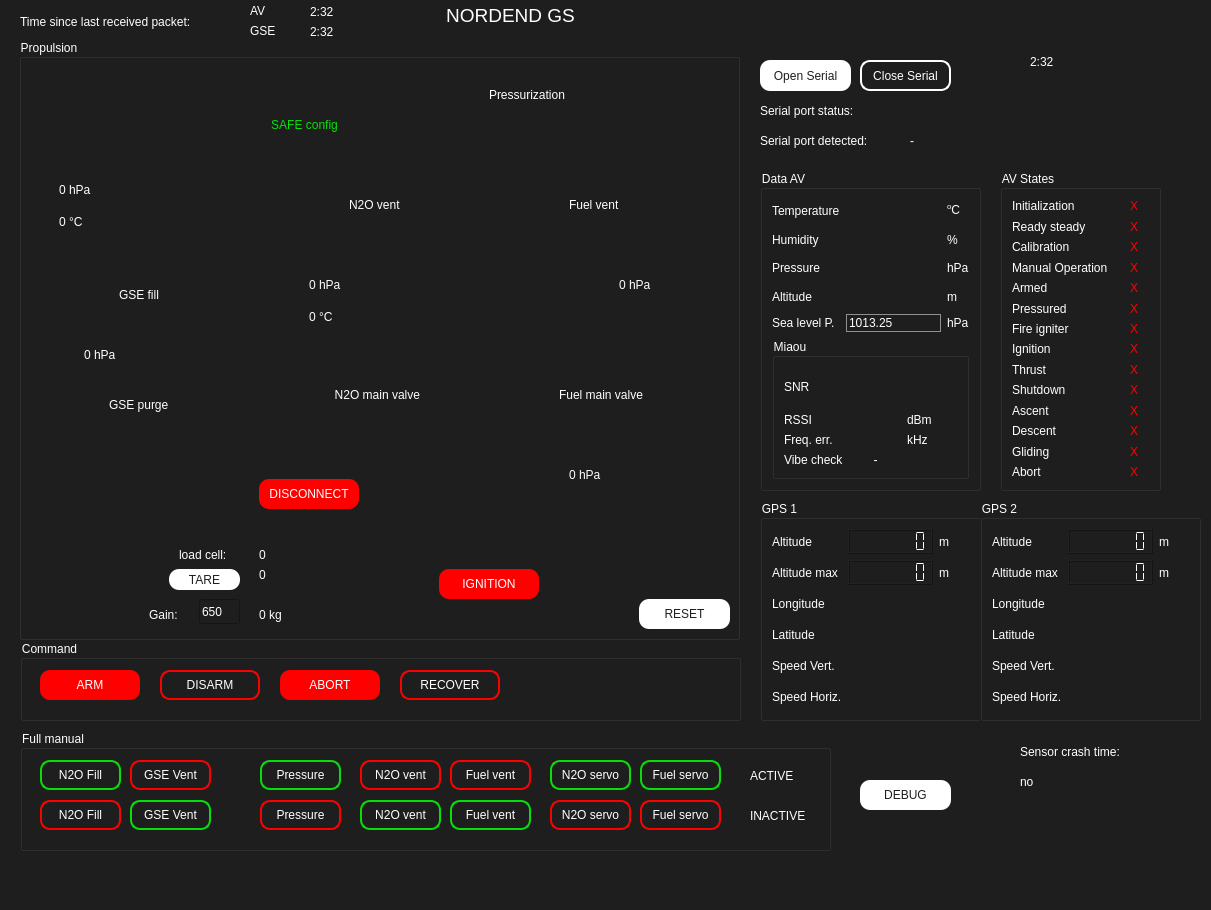
First picture: the form in UI/GS2023.ui, repository MorgesHAB/ERT2023GS, before the edit.
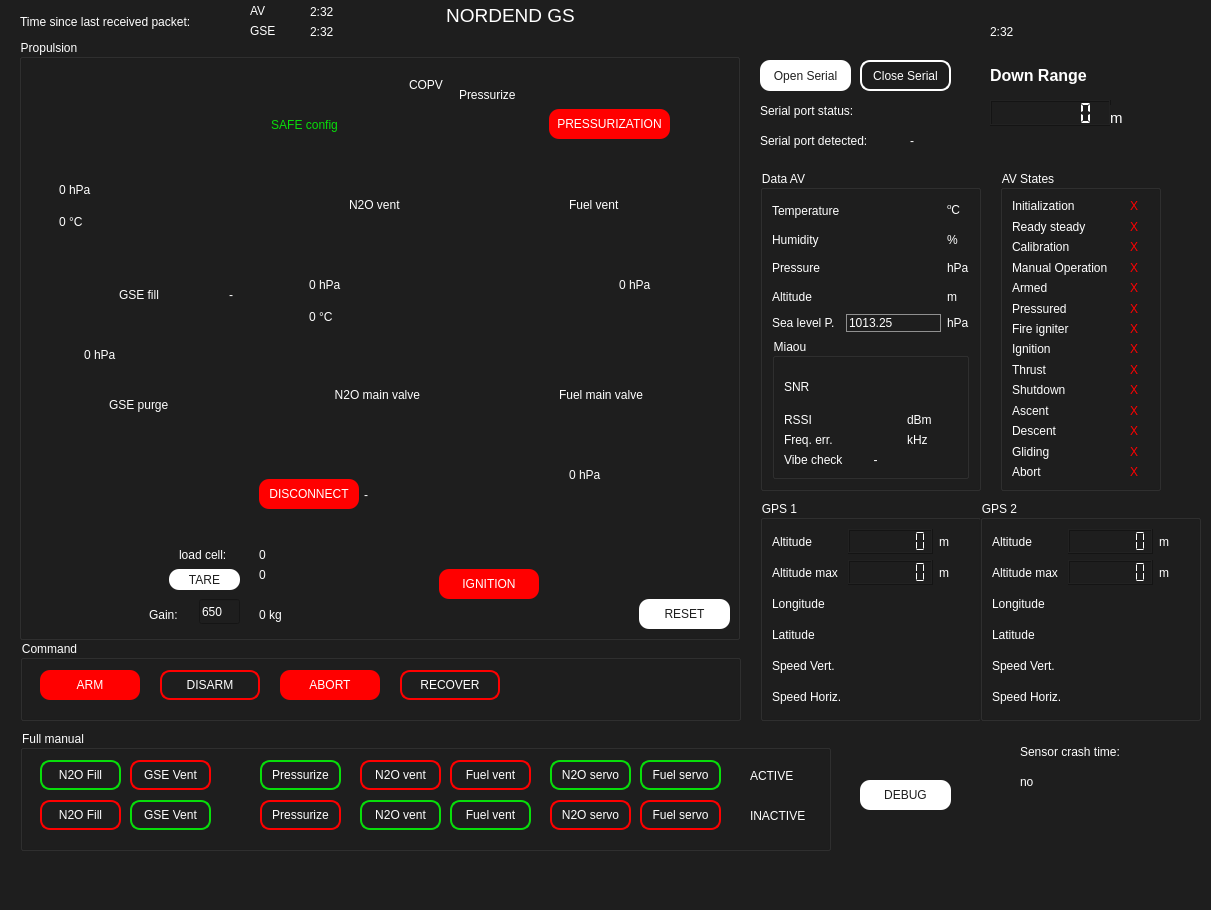
Second picture: the form after the edit. Icons and pictures are not drawn.

Commit message: new symbol valve ON/OFF, filling, disco timer

The edit to the form file:
```diff
--- a/UI/GS2023.ui
+++ b/UI/GS2023.ui
@@ -773,9 +773,9 @@
     <widget class="QLabel" name="label_7">
      <property name="geometry">
       <rect>
-       <x>470</x>
+       <x>440</x>
        <y>40</y>
-       <width>101</width>
+       <width>71</width>
        <height>31</height>
       </rect>
      </property>
@@ -785,7 +785,7 @@
 </string>
      </property>
      <property name="text">
-      <string>Pressurization</string>
+      <string>Pressurize</string>
      </property>
     </widget>
     <widget class="QLabel" name="GSE_pressure">
@@ -1165,6 +1165,205 @@
       <string>Gain:</string>
      </property>
     </widget>
+    <widget class="QPushButton" name="pressurization_cmd">
+     <property name="geometry">
+      <rect>
+       <x>530</x>
+       <y>70</y>
+       <width>121</width>
+       <height>30</height>
+      </rect>
+     </property>
+     <property name="styleSheet">
+      <string notr="true">QPushButton{
+font: 9pt &quot;Verdana&quot;;
+border-radius: 10px;
+background: red;
+}
+QPushButton:hover {
+font: 700 9pt &quot;Verdana&quot;;
+}
+QPushButton:pressed {
+font: 700 9pt &quot;Verdana&quot;;
+color: white;
+background: transparent;
+border: 3px  solid red;
+}</string>
+     </property>
+     <property name="text">
+      <string>PRESSURIZATION</string>
+     </property>
+     <property name="flat">
+      <bool>false</bool>
+     </property>
+    </widget>
+    <widget class="QLabel" name="label_10">
+     <property name="geometry">
+      <rect>
+       <x>390</x>
+       <y>30</y>
+       <width>41</width>
+       <height>31</height>
+      </rect>
+     </property>
+     <property name="styleSheet">
+      <string notr="true">background: transparent;
+font: 9pt &quot;Verdana&quot;;
+</string>
+     </property>
+     <property name="text">
+      <string>COPV</string>
+     </property>
+    </widget>
+    <widget class="QLabel" name="GSE_vent_light">
+     <property name="geometry">
+      <rect>
+       <x>60</x>
+       <y>355</y>
+       <width>20</width>
+       <height>20</height>
+      </rect>
+     </property>
+     <property name="styleSheet">
+      <string notr="true">image: url(:/assets/symbol_inactive.png);
+</string>
+     </property>
+     <property name="text">
+      <string/>
+     </property>
+    </widget>
+    <widget class="QLabel" name="GSE_fill_light">
+     <property name="geometry">
+      <rect>
+       <x>70</x>
+       <y>245</y>
+       <width>20</width>
+       <height>20</height>
+      </rect>
+     </property>
+     <property name="styleSheet">
+      <string notr="true">image: url(:/assets/symbol_inactive.png);</string>
+     </property>
+     <property name="text">
+      <string/>
+     </property>
+    </widget>
+    <widget class="QLabel" name="N2O_vent_light">
+     <property name="geometry">
+      <rect>
+       <x>300</x>
+       <y>155</y>
+       <width>20</width>
+       <height>20</height>
+      </rect>
+     </property>
+     <property name="styleSheet">
+      <string notr="true">image: url(:/assets/symbol_inactive.png);</string>
+     </property>
+     <property name="text">
+      <string/>
+     </property>
+    </widget>
+    <widget class="QLabel" name="fuel_vent_light">
+     <property name="geometry">
+      <rect>
+       <x>615</x>
+       <y>155</y>
+       <width>20</width>
+       <height>20</height>
+      </rect>
+     </property>
+     <property name="styleSheet">
+      <string notr="true">image: url(:/assets/symbol_inactive.png);</string>
+     </property>
+     <property name="text">
+      <string/>
+     </property>
+    </widget>
+    <widget class="QLabel" name="N2O_servo_light">
+     <property name="geometry">
+      <rect>
+       <x>275</x>
+       <y>345</y>
+       <width>20</width>
+       <height>20</height>
+      </rect>
+     </property>
+     <property name="styleSheet">
+      <string notr="true">image: url(:/assets/symbol_inactive.png);</string>
+     </property>
+     <property name="text">
+      <string/>
+     </property>
+    </widget>
+    <widget class="QLabel" name="fuel_servo_light">
+     <property name="geometry">
+      <rect>
+       <x>645</x>
+       <y>345</y>
+       <width>20</width>
+       <height>20</height>
+      </rect>
+     </property>
+     <property name="styleSheet">
+      <string notr="true">image: url(:/assets/symbol_inactive.png);</string>
+     </property>
+     <property name="text">
+      <string/>
+     </property>
+    </widget>
+    <widget class="QLabel" name="pressurize_light">
+     <property name="geometry">
+      <rect>
+       <x>510</x>
+       <y>45</y>
+       <width>20</width>
+       <height>20</height>
+      </rect>
+     </property>
+     <property name="styleSheet">
+      <string notr="true">image: url(:/assets/symbol_inactive.png);</string>
+     </property>
+     <property name="text">
+      <string/>
+     </property>
+    </widget>
+    <widget class="QLabel" name="GSE_fill_timer">
+     <property name="geometry">
+      <rect>
+       <x>210</x>
+       <y>240</y>
+       <width>61</width>
+       <height>31</height>
+      </rect>
+     </property>
+     <property name="styleSheet">
+      <string notr="true">background: transparent;
+font: 9pt &quot;Verdana&quot;;
+</string>
+     </property>
+     <property name="text">
+      <string>-</string>
+     </property>
+    </widget>
+    <widget class="QLabel" name="disconnect_timer">
+     <property name="geometry">
+      <rect>
+       <x>345</x>
+       <y>440</y>
+       <width>61</width>
+       <height>31</height>
+      </rect>
+     </property>
+     <property name="styleSheet">
+      <string notr="true">background: transparent;
+font: 9pt &quot;Verdana&quot;;
+</string>
+     </property>
+     <property name="text">
+      <string>-</string>
+     </property>
+    </widget>
     <zorder>prop_diagram</zorder>
     <zorder>label</zorder>
     <zorder>reset_valves</zorder>
@@ -2204,7 +2403,7 @@
 }</string>
      </property>
      <property name="text">
-      <string>Pressure</string>
+      <string>Pressurize</string>
      </property>
      <property name="flat">
       <bool>false</bool>
@@ -2236,7 +2435,7 @@
 }</string>
      </property>
      <property name="text">
-      <string>Pressure</string>
+      <string>Pressurize</string>
      </property>
      <property name="flat">
       <bool>false</bool>
@@ -2589,8 +2788,8 @@
    <widget class="QLabel" name="AV_timestamp">
     <property name="geometry">
      <rect>
-      <x>1030</x>
-      <y>50</y>
+      <x>990</x>
+      <y>20</y>
       <width>121</width>
       <height>24</height>
      </rect>
@@ -2801,6 +3000,65 @@
      </item>
     </layout>
    </widget>
+   <widget class="QLabel" name="label_12">
+    <property name="geometry">
+     <rect>
+      <x>990</x>
+      <y>60</y>
+      <width>141</width>
+      <height>31</height>
+     </rect>
+    </property>
+    <property name="styleSheet">
+     <string notr="true">background: transparent;
+font: 9pt &quot;Verdana&quot;;
+</string>
+    </property>
+    <property name="text">
+     <string>&lt;html&gt;&lt;head/&gt;&lt;body&gt;&lt;p&gt;&lt;span style=&quot; font-size:12pt; font-weight:700;&quot;&gt;Down Range&lt;/span&gt;&lt;/p&gt;&lt;/body&gt;&lt;/html&gt;</string>
+    </property>
+   </widget>
+   <widget class="QLCDNumber" name="down_range">
+    <property name="geometry">
+     <rect>
+      <x>990</x>
+      <y>100</y>
+      <width>121</width>
+      <height>26</height>
+     </rect>
+    </property>
+    <property name="smallDecimalPoint">
+     <bool>false</bool>
+    </property>
+    <property name="digitCount">
+     <number>7</number>
+    </property>
+    <property name="segmentStyle">
+     <enum>QLCDNumber::Flat</enum>
+    </property>
+    <property name="intValue" stdset="0">
+     <number>0</number>
+    </property>
+   </widget>
+   <widget class="QLabel" name="m_unit_label_7">
+    <property name="geometry">
+     <rect>
+      <x>1110</x>
+      <y>105</y>
+      <width>30</width>
+      <height>26</height>
+     </rect>
+    </property>
+    <property name="maximumSize">
+     <size>
+      <width>30</width>
+      <height>16777215</height>
+     </size>
+    </property>
+    <property name="text">
+     <string>&lt;html&gt;&lt;head/&gt;&lt;body&gt;&lt;p&gt;&lt;span style=&quot; font-size:11pt;&quot;&gt;m&lt;/span&gt;&lt;/p&gt;&lt;/body&gt;&lt;/html&gt;</string>
+    </property>
+   </widget>
    <zorder>groupBox_3</zorder>
    <zorder>groupBox_2</zorder>
    <zorder>label_11</zorder>
```
Left out of the diff: 14 changed lines with no effect on the pictures. The commit also changes 5 other files.
